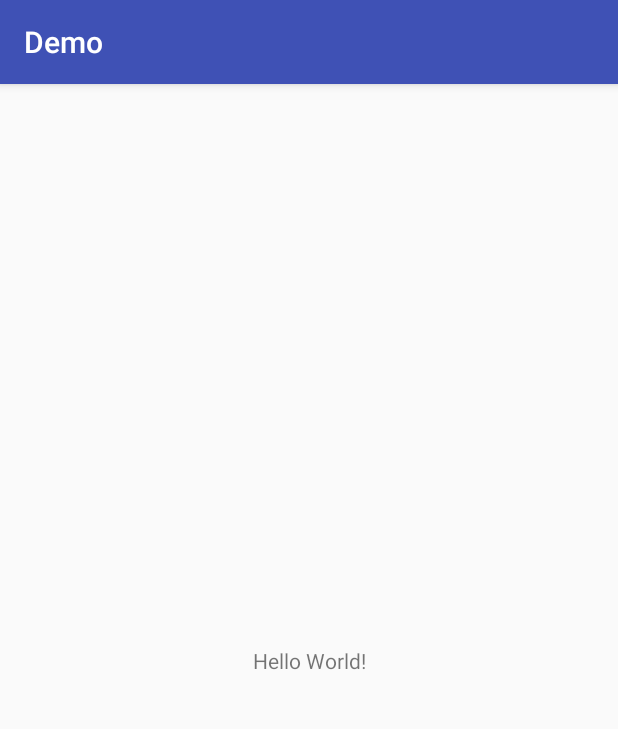
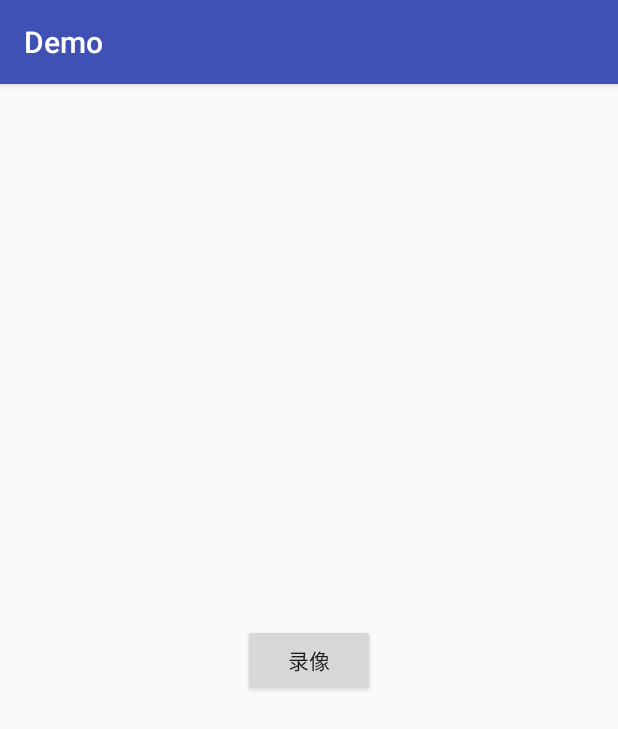
Before and after one commit to lxl757266307/Recorder, an Android app: the screen it shows after launch (MainActivity), on a phone screen of 412 x 824 dp. Shown: the top 729 px of the screen. Run offline under Robolectric (Android 15) with nearby library versions, the phone set to English and light mode, and no system bars; libraries missing offline, so code that uses them is left out: permissions.dispatcher; 1 statement that could not run was skipped.

Commit message:
update demo

```diff
--- a/demo/build.gradle
+++ b/demo/build.gradle
@@ -1,6 +1,7 @@
 apply plugin: 'com.android.application'
 apply plugin: 'kotlin-android'
 apply plugin: 'kotlin-kapt'
+apply plugin: 'kotlin-android-extensions'
 
 android {
     compileSdkVersion 25
--- a/demo/src/main/res/layout/activity_main.xml
+++ b/demo/src/main/res/layout/activity_main.xml
@@ -5,9 +5,24 @@
     xmlns:tools="http://schemas.android.com/tools" android:layout_width="match_parent"
     android:layout_height="match_parent" tools:context="com.kanade.demo.MainActivity">
 
-    <TextView android:layout_width="wrap_content" android:layout_height="wrap_content"
-        android:text="Hello World!" app:layout_constraintBottom_toBottomOf="parent"
-        app:layout_constraintLeft_toLeftOf="parent" app:layout_constraintRight_toRightOf="parent"
-        app:layout_constraintTop_toTopOf="parent" />
+    <Button
+        android:id="@+id/recorder"
+        android:layout_width="wrap_content"
+        android:layout_height="wrap_content"
+        android:text="@string/btn_text"
+        app:layout_constraintTop_toTopOf="parent"
+        app:layout_constraintLeft_toLeftOf="parent"
+        app:layout_constraintRight_toRightOf="parent"
+        app:layout_constraintBottom_toBottomOf="parent" />
 
+    <TextView
+        android:id="@+id/recorder_result"
+        android:layout_width="wrap_content"
+        android:layout_height="wrap_content"
+        android:padding="16dp"
+        tools:text="result"
+        app:layout_constraintBottom_toTopOf="@id/recorder"
+        app:layout_constraintTop_toTopOf="parent"
+        app:layout_constraintRight_toRightOf="parent"
+        app:layout_constraintLeft_toLeftOf="parent" />
 </android.support.constraint.ConstraintLayout>
--- a/demo/src/main/res/values/strings.xml
+++ b/demo/src/main/res/values/strings.xml
@@ -1,7 +1,10 @@
 <resources>
     <string name="app_name">Demo</string>
+    <string name="btn_text">录像</string>
     <string name="button_allow">确定</string>
     <string name="button_deny">拒绝</string>
     <string name="permission_request">请允许</string>
     <string name="permission_denied">请允许</string>
+    <string name="no_record">没有录像成功</string>
+    <string name="success" formatted="false">录像文件位置: %s, 体积: %d, 时长: %d</string>
 </resources>
```
Also changed, not shown: demo/src/main/java/com/kanade/demo/MainActivity.kt (+30 -4 lines).
